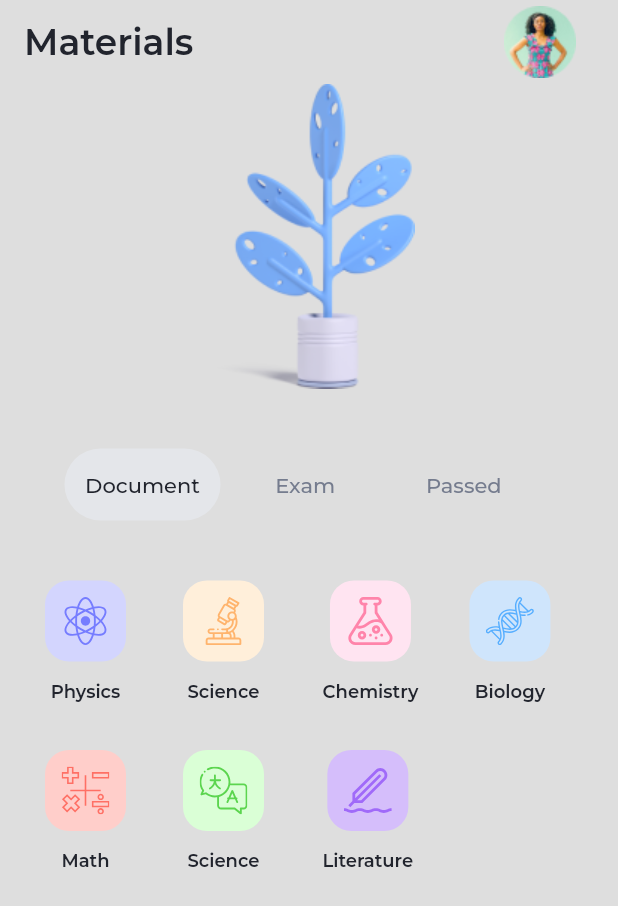
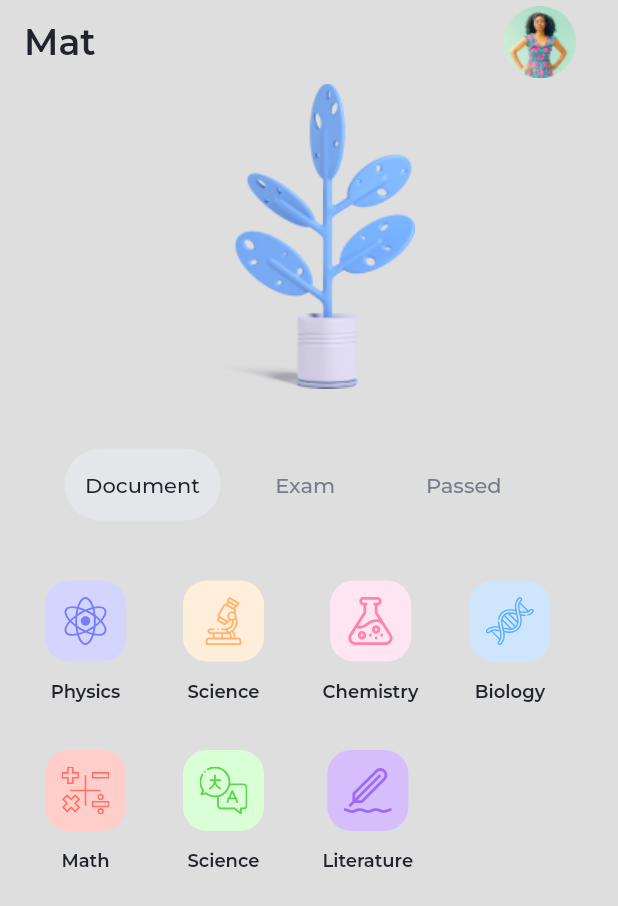
Before and after one commit to ParaDox-PDT/first_project, a Flutter app: the screen it shows after launch, on a phone screen of 412 x 824 dp. Shown: the top 906 px of the screen. Run offline on Flutter 3.47's test engine with Material 2 defaults, Android fonts, the phone set to English and light mode, and no system bars; our stand-ins replace flutter_svg.

Commit message:
Second screen

```diff
--- a/lib/main.dart
+++ b/lib/main.dart
@@ -39,7 +39,7 @@ class HomeScreen extends StatelessWidget {
         ],
         elevation: 0,
         title: const Text(
-          "Materials",
+          "Mat",
           style: TextStyle(
               fontSize: 24,
               color: Color(0xFF21242D),
```
